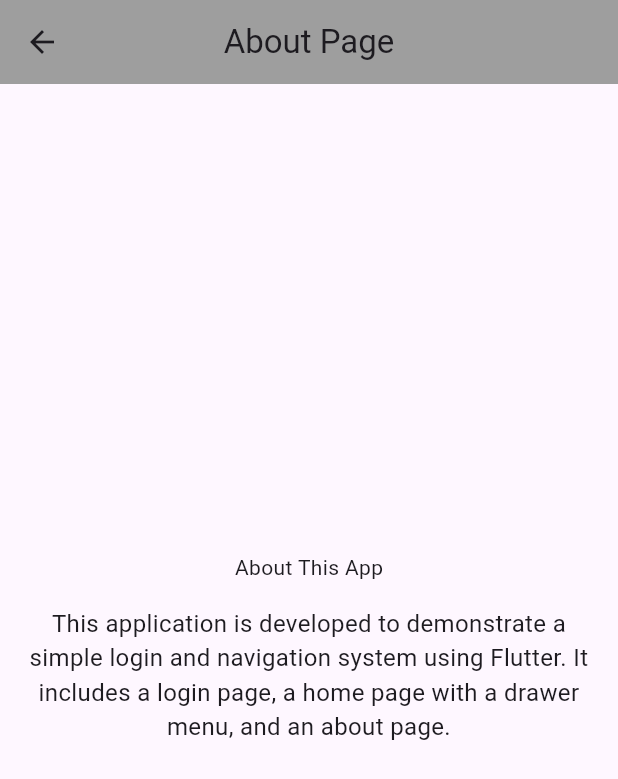
After one commit to Fdhl457/Flutter, a Flutter app: the AboutPage screen opened directly, on a phone screen of 412 x 824 dp. The commit adds this screen. Shown: the top 779 px of the screen. Run offline on Flutter 3.47's test engine with Material 3 defaults, Android fonts, the phone set to English and light mode, and no system bars.

Commit message:
Adding "about" page

```diff
--- /dev/null
+++ b/lib/Script/about.dart
@@ -0,0 +1,35 @@
+import 'package:flutter/material.dart';
+
+class AboutPage extends StatelessWidget {
+  @override
+  const AboutPage({super.key});
+  Widget build(BuildContext context) {
+    return Scaffold(
+
+      appBar: AppBar(
+        centerTitle: true,
+        backgroundColor: Colors.grey,
+        title: Text('About Page'),
+      ),
+
+      body: Center(
+        child:
+        Column(
+          mainAxisAlignment: MainAxisAlignment.center,
+          children: <Widget>[
+            Title(color: Colors.blueGrey, child: Text('About This App')),
+
+            Padding(
+              padding: EdgeInsets.symmetric(horizontal: 8, vertical: 16),
+              child: Text(
+                'This application is developed to demonstrate a simple login and navigation system using Flutter. It includes a login page, a home page with a drawer menu, and an about page.',
+                style: TextStyle(fontSize: 16),
+                textAlign: TextAlign.center,
+              ),
+            ),
+          ],
+        ),
+      ),
+    );
+  }
+}
--- a/lib/Script/login.dart
+++ b/lib/Script/login.dart
@@ -1,22 +1,5 @@
 import 'package:flutter/material.dart';
 import 'package:listing/Script/menu.dart';
-//import 'package:flutter/services.dart';
-
-void main() => runApp(MyApp());
-
-class MyApp extends StatelessWidget {
-  @override
-  const MyApp({super.key});
-  Widget build(BuildContext context) {
-    return MaterialApp(
-      title: 'Local Model',
-      theme: ThemeData(
-        primarySwatch: Colors.blue,
-      ),
-      home:LoginPage(),
-    );
-  }
-}
 
 class LoginPage extends StatelessWidget {
   @override
```
Also changed, not shown: lib/Script/main.dart (+6 -1 lines), lib/Script/menu.dart (+6 -17 lines).
